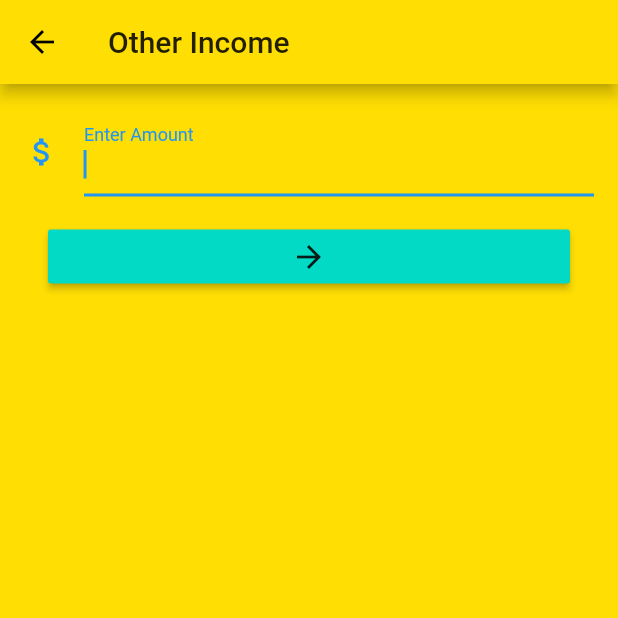
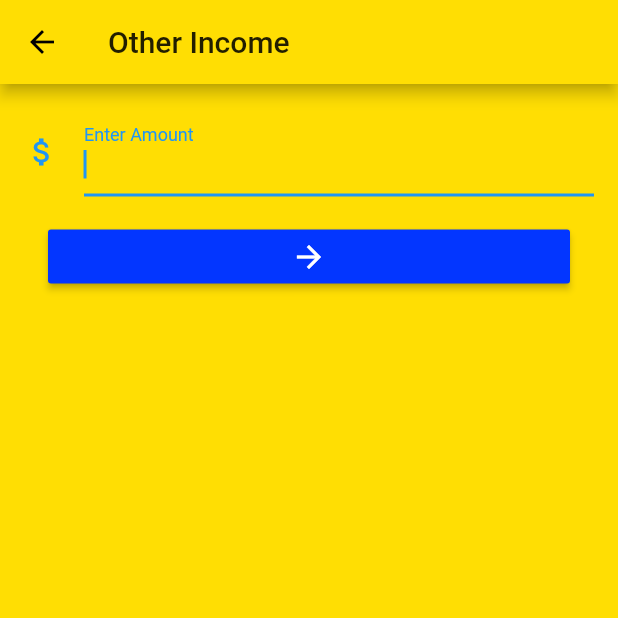
Before and after one commit to slightlynerd/expense-tracker, a Flutter app: the NewOtherIncome screen opened directly, on a phone screen of 412 x 824 dp, the top half of it. Run offline on Flutter 3.47's test engine with Material 2 defaults, Android fonts, the phone set to English and light mode, and no system bars; our stand-ins replace shared_preferences; accounts and stored records are empty.

Commit message:
changed theme color

```diff
--- a/lib/main.dart
+++ b/lib/main.dart
@@ -13,6 +13,11 @@ class MyApp extends StatelessWidget {
       theme: ThemeData(
         primaryColor: Color(0xFFFFDE03),
         accentColor: Color(0xFF0336FF),
+        backgroundColor: Color(0xFF0336FF),
+        cardColor: Color(0xFFFCFCFC),
+        inputDecorationTheme: InputDecorationTheme(
+          fillColor: Color(0xFF0336FF),
+        ),
         scaffoldBackgroundColor: Color(0xFFFFDE03),
       ),
       home: MyHomePage(title: 'Expense Tracker'),
--- a/lib/new_other_income.dart
+++ b/lib/new_other_income.dart
@@ -63,7 +63,7 @@ class _NewOtherIncomeState extends State<NewOtherIncome> {
                     child: Padding(
                       padding: const EdgeInsets.all(16.0),
                       child: RaisedButton(
-                        color: Color(0xFF03DAC5),
+                        color: Color(0xFF0336FF),
                         onPressed: () {
                           if (_formKey.currentState.validate()) {
                             _addOtherIncome(myController.text);
@@ -75,6 +75,7 @@ class _NewOtherIncomeState extends State<NewOtherIncome> {
                         },
                         child: Icon(
                           Icons.arrow_forward,
+                          color: Colors.white,
                         ),
                       ),
                     ),
--- a/lib/new_purchase.dart
+++ b/lib/new_purchase.dart
@@ -58,7 +58,7 @@ class _NewPurchaseState extends State<NewPurchase> {
                     child: Padding(
                       padding: const EdgeInsets.all(16.0),
                       child: RaisedButton(
-                        color: Color(0xFF03DAC5),
+                        color: Color(0xFF0336FF),
                         onPressed: () {
                           if (_formKey.currentState.validate()) {
                             _addPurchases(myController.text);
@@ -70,6 +70,7 @@ class _NewPurchaseState extends State<NewPurchase> {
                         },
                         child: Icon(
                           Icons.arrow_forward,
+                          color: Colors.white,
                         ),
                       ),
                     ),
--- a/lib/new_sales.dart
+++ b/lib/new_sales.dart
@@ -64,7 +64,7 @@ class _NewSalesState extends State<NewSales> {
                     child: Padding(
                       padding: const EdgeInsets.all(16.0),
                       child: RaisedButton(
-                        color: Color(0xFF03DAC5),
+                        color: Color(0xFF0336FF),
                         onPressed: () {
                           if(_formKey.currentState.validate()){
                             _addSales(myController.text);
@@ -77,6 +77,7 @@ class _NewSalesState extends State<NewSales> {
                         },
                         child: Icon(
                           Icons.arrow_forward,
+                          color: Colors.white,
                         ),
                       ),
                     ),
```
